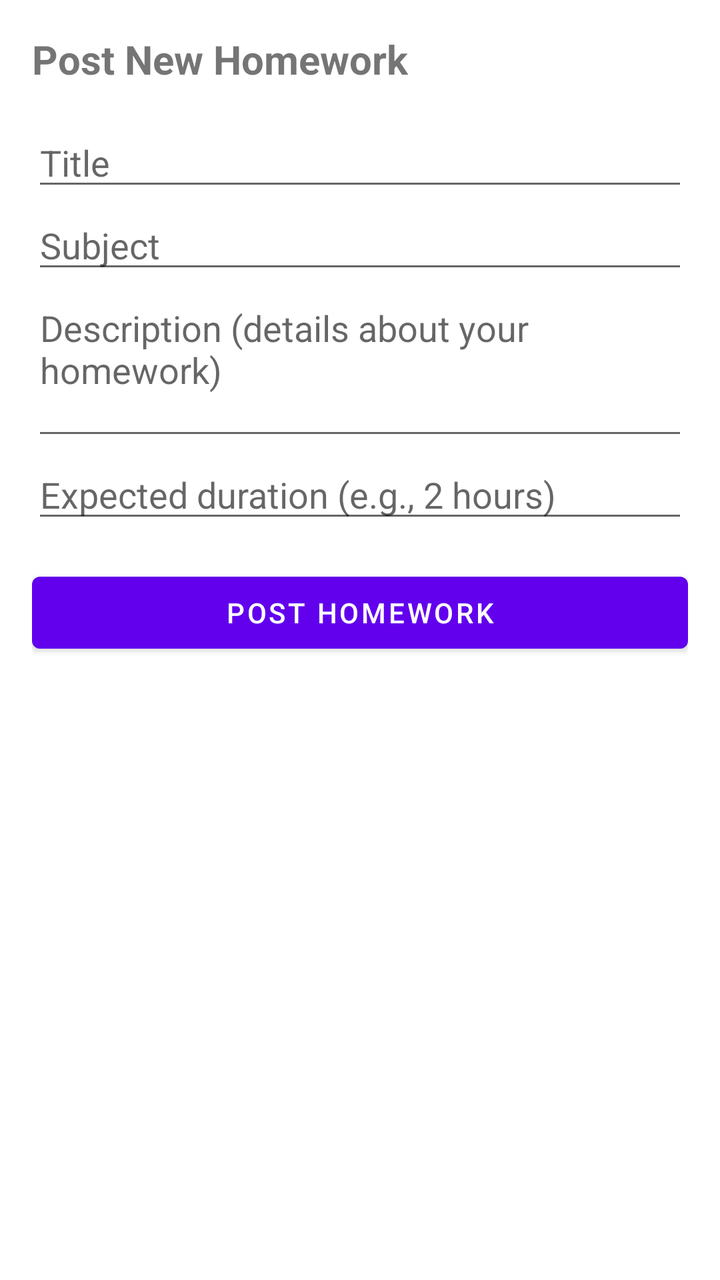
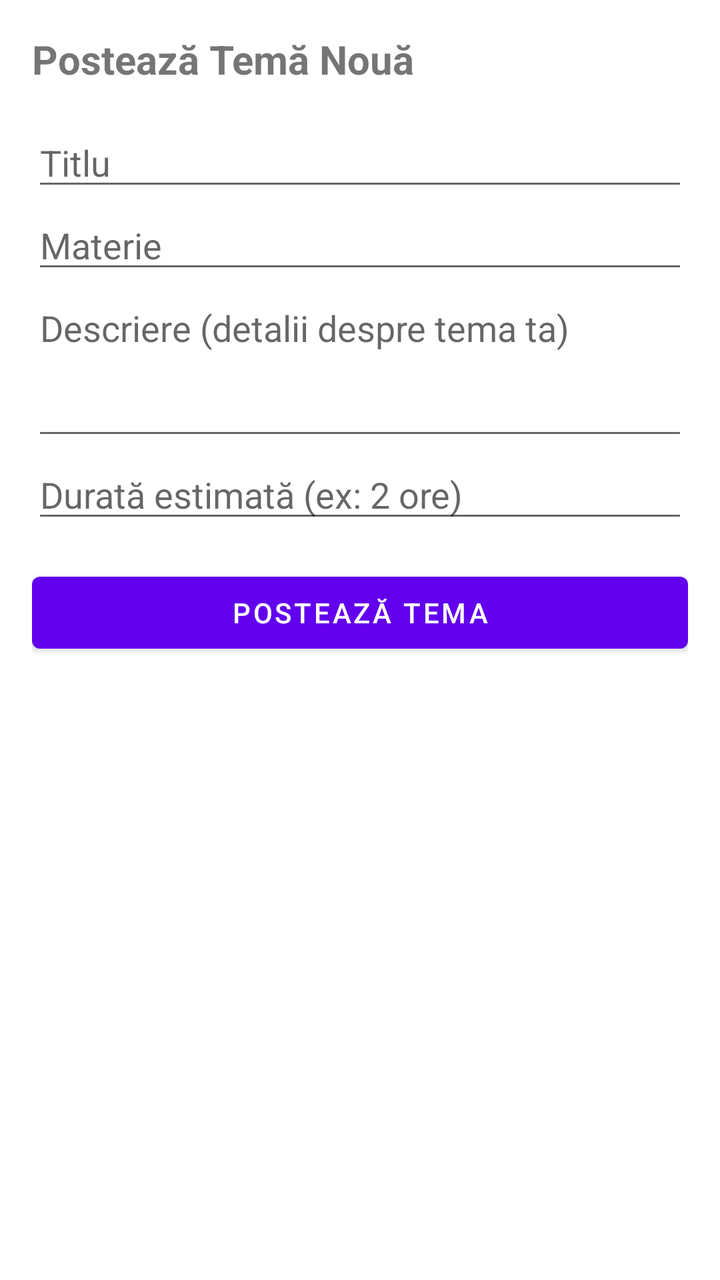

Compare the two renders of this Android layout. The source of the first and the diff that turns it into the second are given below.
<!-- AndroidManifest.xml: application theme Theme.ProiectHelpWithHomework -->
<!-- res/layout/fragment_create_homework.xml -->
<?xml version="1.0" encoding="utf-8"?>
<ScrollView xmlns:android="http://schemas.android.com/apk/res/android"
    android:layout_width="match_parent"
    android:layout_height="match_parent">

    <LinearLayout
        android:layout_width="match_parent"
        android:layout_height="wrap_content"
        android:orientation="vertical"
        android:padding="16dp">

        <TextView
            android:layout_width="wrap_content"
            android:layout_height="wrap_content"
            android:text="Post New Homework"
            android:textSize="20sp"
            android:textStyle="bold"
            android:layout_marginBottom="16dp" />

        <EditText
            android:id="@+id/titleInput"
            android:layout_width="match_parent"
            android:layout_height="wrap_content"
            android:hint="Title"
            android:inputType="textCapSentences" />

        <EditText
            android:id="@+id/subjectInput"
            android:layout_width="match_parent"
            android:layout_height="wrap_content"
            android:hint="Subject"
            android:inputType="textCapWords" />

        <EditText
            android:id="@+id/descriptionInput"
            android:layout_width="match_parent"
            android:layout_height="wrap_content"
            android:hint="Description (details about your homework)"
            android:inputType="textMultiLine"
            android:minLines="3"
            android:gravity="top" />

        <EditText
            android:id="@+id/durationInput"
            android:layout_width="match_parent"
            android:layout_height="wrap_content"
            android:hint="Expected duration (e.g., 2 hours)"
            android:inputType="text" />

        <Button
            android:id="@+id/addButton"
            android:layout_width="match_parent"
            android:layout_height="wrap_content"
            android:text="Post Homework"
            android:layout_marginTop="16dp" />

    </LinearLayout>
</ScrollView>
<!-- resources referenced by this layout -->
<resources>
  <style name="Theme.ProiectHelpWithHomework" parent="Theme.MaterialComponents.DayNight.NoActionBar">
          
          <item name="colorPrimary">@color/purple_500</item>
          <item name="colorPrimaryVariant">@color/purple_700</item>
          <item name="colorOnPrimary">@color/white</item>
          
          <item name="colorSecondary">@color/teal_200</item>
          <item name="colorSecondaryVariant">@color/teal_700</item>
          <item name="colorOnSecondary">@color/black</item>
          
          <item name="android:statusBarColor">?attr/colorPrimaryVariant</item>
          
      </style>
  <color name="purple_500">#FF6200EE</color>
  <color name="purple_700">#FF3700B3</color>
  <color name="white">#FFFFFFFF</color>
  <color name="teal_200">#FF03DAC5</color>
  <color name="teal_700">#FF018786</color>
  <color name="black">#FF000000</color>
</resources>

<!-- the commit's change to res/layout/fragment_create_homework.xml (unified diff, before → after) -->
@@ -12,7 +12,7 @@
         <TextView
             android:layout_width="wrap_content"
             android:layout_height="wrap_content"
-            android:text="Post New Homework"
+            android:text="Postează Temă Nouă"
             android:textSize="20sp"
             android:textStyle="bold"
             android:layout_marginBottom="16dp" />
@@ -21,21 +21,21 @@
             android:id="@+id/titleInput"
             android:layout_width="match_parent"
             android:layout_height="wrap_content"
-            android:hint="Title"
+            android:hint="Titlu"
             android:inputType="textCapSentences" />
 
         <EditText
             android:id="@+id/subjectInput"
             android:layout_width="match_parent"
             android:layout_height="wrap_content"
-            android:hint="Subject"
+            android:hint="Materie"
             android:inputType="textCapWords" />
 
         <EditText
             android:id="@+id/descriptionInput"
             android:layout_width="match_parent"
             android:layout_height="wrap_content"
-            android:hint="Description (details about your homework)"
+            android:hint="Descriere (detalii despre tema ta)"
             android:inputType="textMultiLine"
             android:minLines="3"
             android:gravity="top" />
@@ -44,14 +44,14 @@
             android:id="@+id/durationInput"
             android:layout_width="match_parent"
             android:layout_height="wrap_content"
-            android:hint="Expected duration (e.g., 2 hours)"
+            android:hint="Durată estimată (ex: 2 ore)"
             android:inputType="text" />
 
         <Button
             android:id="@+id/addButton"
             android:layout_width="match_parent"
             android:layout_height="wrap_content"
-            android:text="Post Homework"
+            android:text="Postează Tema"
             android:layout_marginTop="16dp" />
 
     </LinearLayout>
